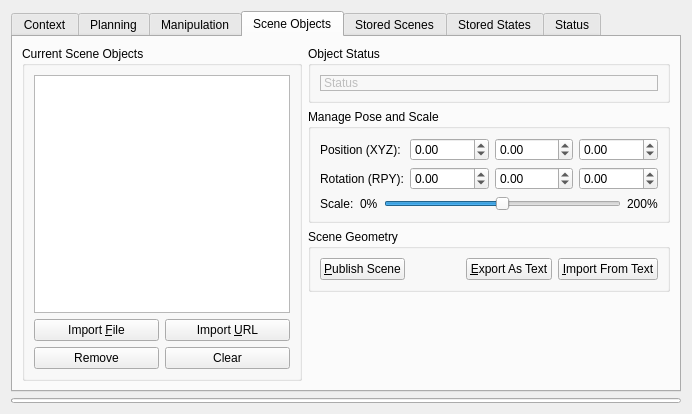
Before: the Qt Designer form moveit_ros/visualization/motion_planning_rviz_plugin/src/ui/motion_planning_rviz_plugin_frame.ui in ros-gbp/moveit-release, drawn with Qt 5.
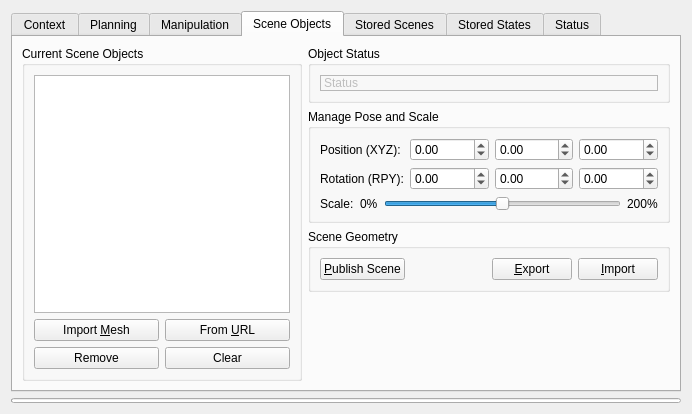
After: the same form once the commit is applied. The open tabs and pages were chosen to show the change. Custom widgets are drawn as their Qt base class.

Patch:
```diff
--- a/moveit_ros/visualization/motion_planning_rviz_plugin/src/ui/motion_planning_rviz_plugin_frame.ui
+++ b/moveit_ros/visualization/motion_planning_rviz_plugin/src/ui/motion_planning_rviz_plugin_frame.ui
@@ -1165,14 +1165,20 @@
           <item>
            <widget class="QPushButton" name="export_scene_text_button">
             <property name="text">
-             <string>&amp;Export As Text</string>
+             <string>&amp;Export</string>
+            </property>
+            <property name="toolTip">
+             <string>Export scene geometry to a .scene file (only geometry information is preserved)</string>
             </property>
            </widget>
           </item>
           <item>
            <widget class="QPushButton" name="import_scene_text_button">
             <property name="text">
-             <string>&amp;Import From Text</string>
+             <string>&amp;Import</string>
+            </property>
+            <property name="toolTip">
+             <string>Import scene geometry from a .scene file (only geometry information is preserved)</string>
             </property>
            </widget>
           </item>
@@ -1191,7 +1197,10 @@
           <item row="1" column="1">
            <widget class="QPushButton" name="import_url_button">
             <property name="text">
-             <string>Import &amp;URL</string>
+             <string>From &amp;URL</string>
+            </property>
+            <property name="toolTip">
+             <string>Import a mesh from a URL</string>
             </property>
            </widget>
           </item>
@@ -1212,7 +1221,10 @@
           <item row="1" column="0">
            <widget class="QPushButton" name="import_file_button">
             <property name="text">
-             <string>Import &amp;File</string>
+             <string>Import &amp;Mesh</string>
+            </property>
+            <property name="toolTip">
+             <string>Import a mesh from a file</string>
             </property>
            </widget>
           </item>
```
Left out of the diff: 42 changed lines with no effect on the pictures.
